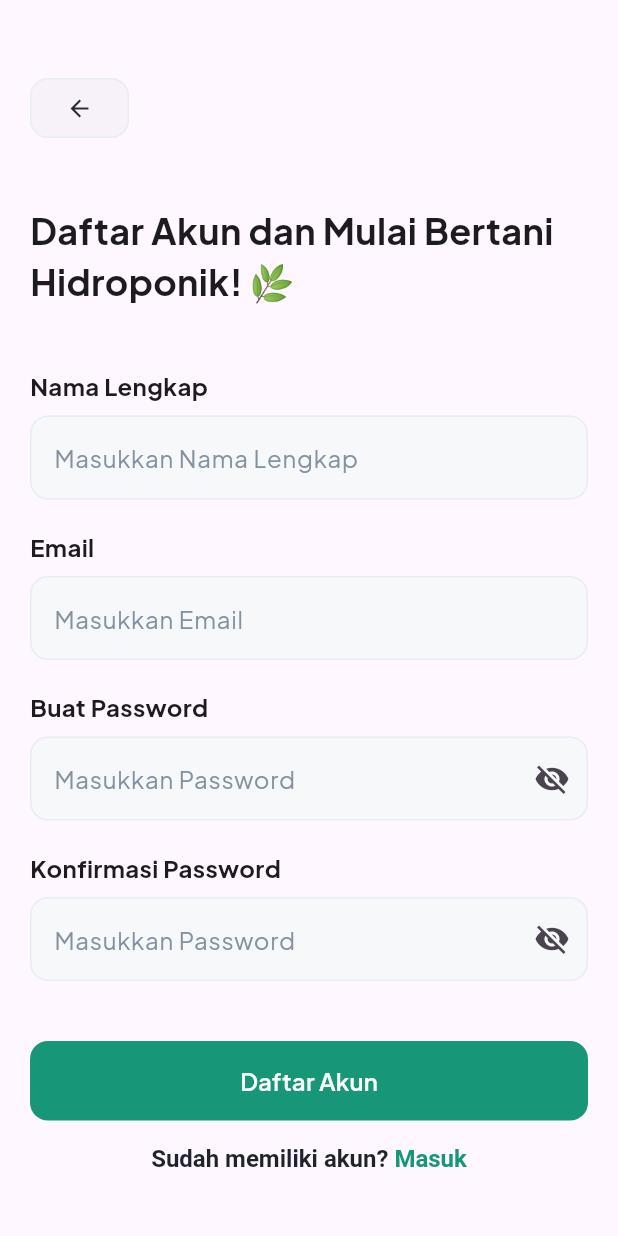
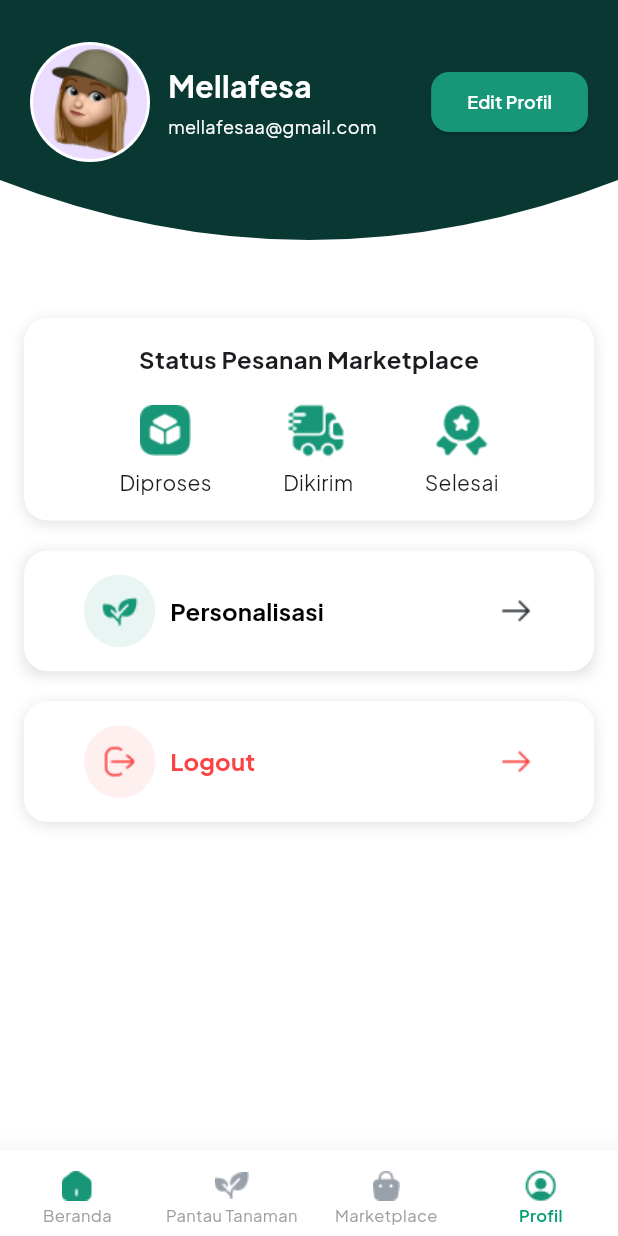
Before and after one commit to Awftzky/hyrdopome-ui, a Flutter app: the screen it shows after launch, on a phone screen of 412 x 824 dp. Run offline on Flutter 3.47's test engine with Material 3 defaults, Android fonts, the light colour scheme and no system bars; our stand-ins replace google_fonts.

Commit message:
feat: profile page

```diff
--- a/analysis_options.yaml
+++ b/analysis_options.yaml
@@ -7,6 +7,11 @@
 
 # The following line activates a set of recommended lints for Flutter apps,
 # packages, and plugins designed to encourage good coding practices.
+analyzer:
+  errors:
+    deprecated_member_use: ignore
+    file_names: ignore
+    sort_child_properties_last: ignore
 include: package:flutter_lints/flutter.yaml
 
 linter:
--- a/lib/App/feature/auth/view/login_view.dart
+++ b/lib/App/feature/auth/view/login_view.dart
@@ -1,4 +1,3 @@
-import 'package:flutter/cupertino.dart';
 import 'package:flutter/gestures.dart';
 import 'package:flutter/material.dart';
 import 'package:lollipopteam/App/feature/auth/view/register_view.dart';
--- a/lib/App/feature/personalization/view/personalizationPage3.dart
+++ b/lib/App/feature/personalization/view/personalizationPage3.dart
@@ -126,7 +126,8 @@ class _PersonalizationPage3State extends State<PersonalizationPage3> {
                       children: [
                         AreaCard(
                           title: 'Berapa luas area tanam yang kamu miliki?',
-                          iconAsset: 'assets/images/HomepageAndPersonalization/Plant.png',
+                          iconAsset:
+                              'assets/images/HomepageAndPersonalization/Plant.png',
                           areaImages: const [
                             'assets/images/HomepageAndPersonalization/Luas_area1.png',
                             'assets/images/HomepageAndPersonalization/Luas_area2.png',
--- a/lib/App/feature/profile/view/profile_view.dart
+++ b/lib/App/feature/profile/view/profile_view.dart
@@ -0,0 +1,343 @@
+import 'dart:ui';
+
+import 'package:flutter/material.dart';
+import 'package:lollipopteam/App/feature/home/view/homepage.dart';
+import 'package:lollipopteam/App/feature/widgets/main_nav_bar.dart';
+
+void main() {
+  runApp(const MainApp());
+}
+
+class MainApp extends StatelessWidget {
+  const MainApp({super.key});
+
+  @override
+  Widget build(BuildContext context) {
+    return MaterialApp(
+      debugShowCheckedModeBanner: false,
+      home: const ProfileView(),
+    );
+  }
+}
+
+class ProfileView extends StatefulWidget {
+  const ProfileView({super.key});
+
+  @override
+  State<ProfileView> createState() => _ProfileView();
+}
+
+class _ProfileView extends State<ProfileView> {
+  int _currentIndex = 3;
+
+  @override
+  Widget build(BuildContext context) {
+    const Color primaryGreen = Color(0xFF093832);
+
+    return Scaffold(
+      backgroundColor: primaryGreen,
+      body: SafeArea(
+        child: SingleChildScrollView(
+          child: Stack(
+            children: [
+              Positioned(
+                top: 120,
+                left: 0,
+                right: 0,
+                bottom: 0,
+                child: ClipPath(
+                  clipper: TopCurveClipper(),
+                  child: Container(color: Colors.white),
+                ),
+              ),
+              Column(
+                children: [
+                  const SizedBox(height: 20),
+                  const User(),
+                  const SizedBox(height: 80),
+                  const Padding(padding: EdgeInsets.symmetric(horizontal: 20)),
+                  const Card(),
+                ],
+              ),
+            ],
+          ),
+        ),
+      ),
+      bottomNavigationBar: MainNavBar(
+        currentIndex: _currentIndex,
+        onTap: (index) {
+          setState(() {
+            _currentIndex = index;
+          });
+        },
+      ),
+    );
+  }
+}
+
+class User extends StatelessWidget {
+  const User({super.key});
+
+  @override
+  Widget build(BuildContext context) {
+    return Padding(
+      padding: const EdgeInsets.fromLTRB(20, 8, 20, 8),
+      child: Row(
+        children: [
+          const CircleAvatar(
+            radius: 40,
+            backgroundColor: Colors.white,
+            child: CircleAvatar(
+              radius: 38,
+              backgroundImage: AssetImage(
+                'assets/images/HomepageAndPersonalization/Memoji Girls 4-12.png',
+              ),
+            ),
+          ),
+          SizedBox(width: 12),
+          Expanded(
+            child: Column(
+              crossAxisAlignment: CrossAxisAlignment.start,
+              children: const [
+                Text(
+                  'Mellafesa',
+                  style: TextStyle(
+                    color: Colors.white,
+                    fontWeight: FontWeight.bold,
+                    fontSize: 20,
+                  ),
+                ),
+                SizedBox(height: 4),
+                Text(
+                  'mellafesaa@gmail.com',
+                  style: TextStyle(color: Colors.white, fontSize: 12),
+                ),
+              ],
+            ),
+          ),
+          ElevatedButton(
+            style: ElevatedButton.styleFrom(
+              backgroundColor: Color(0xFF179778),
+              shape: RoundedRectangleBorder(
+                borderRadius: BorderRadius.circular(12),
+              ),
+            ),
+            onPressed: () {},
+            child: Text(
+              "Edit Profil",
+              style: TextStyle(
+                fontSize: 12,
+                fontWeight: FontWeight.w600,
+                color: Colors.white,
+              ),
+            ),
+          ),
+        ],
+      ),
+    );
+  }
+}
+
+class Card extends StatelessWidget {
+  const Card({super.key});
+
+  @override
+  Widget build(BuildContext context) {
+    return Padding(
+      padding: EdgeInsets.all(16),
+      child: Column(
+        mainAxisAlignment: MainAxisAlignment.start,
+        children: [
+          Container(
+            child: Padding(
+              padding: EdgeInsets.all(16),
+              child: Column(
+                children: [
+                  const Text(
+                    "Status Pesanan Marketplace",
+                    style: TextStyle(fontSize: 16, fontWeight: FontWeight.bold),
+                    textAlign: TextAlign.left,
+                  ),
+                  SizedBox(height: 16),
+                  Row(
+                    mainAxisAlignment: MainAxisAlignment.spaceEvenly,
+                    children: [
+                      Column(
+                        children: [
+                          Image.asset(
+                            'assets/images/box.png',
+                            width: 40,
+                            height: 40,
+                          ),
+                          SizedBox(height: 4),
+                          Text('Diproses', style: TextStyle()),
+                        ],
+                      ),
+                      Column(
+                        children: [
+                          Image.asset(
+                            'assets/images/truck.png',
+                            width: 40,
+                            height: 40,
+                          ),
+                          SizedBox(height: 4),
+                          Text('Dikirim', style: TextStyle()),
+                        ],
+                      ),
+                      Column(
+                        children: [
+                          Image.asset(
+                            'assets/images/medal.png',
+                            width: 40,
+                            height: 40,
+                          ),
+                          SizedBox(height: 4),
+                          Text('Selesai', style: TextStyle()),
+                        ],
+                      ),
+                    ],
+                  ),
+                ],
+              ),
+            ),
+            decoration: BoxDecoration(
+              color: Colors.white,
+              borderRadius: BorderRadius.circular(16),
+              boxShadow: [
+                BoxShadow(
+                  color: Colors.black.withValues(alpha: 0.12),
+                  blurRadius: 8,
+                  offset: const Offset(0, 2),
+                ),
+              ],
+            ),
+          ),
+          SizedBox(height: 20),
+          DecoratedBox(
+            decoration: BoxDecoration(
+              borderRadius: BorderRadius.circular(10),
+              boxShadow: [
+                BoxShadow(
+                  color: Colors.black.withValues(alpha: 0.12),
+                  blurRadius: 8,
+                  offset: const Offset(0, 2),
+                ),
+              ],
+            ),
+            child: ElevatedButton(
+              child: Padding(
+                padding: EdgeInsets.all(16),
+                child: Row(
+                  mainAxisAlignment: MainAxisAlignment.spaceBetween,
+                  children: [
+                    Row(
+                      children: [
+                        Container(
+                          padding: EdgeInsets.symmetric(
+                            horizontal: 8.75,
+                            vertical: 11.75,
+                          ),
+                          child: Image.asset(
+                            'assets/images/plant.png',
+                            width: 30,
+                            height: 25,
+                          ),
+                          decoration: BoxDecoration(
+                            color: Color(0xFFE8F5F2),
+                            borderRadius: BorderRadius.circular(100),
+                          ),
+                        ),
+                        SizedBox(width: 10),
+                        Text(
+                          'Personalisasi',
+                          style: TextStyle(
+                            fontSize: 16,
+                            fontWeight: FontWeight.bold,
+                            color: Colors.black,
+                          ),
+                        ),
+                      ],
+                    ),
+                    Image.asset('assets/images/arrow-left.png'),
+                  ],
+                ),
+              ),
+              style: ElevatedButton.styleFrom(
+                shadowColor: Colors.black,
+                elevation: 0,
+                backgroundColor: Colors.white,
+                shape: RoundedRectangleBorder(
+                  borderRadius: BorderRadius.circular(16),
+                ),
+              ),
+              onPressed: () {},
+            ),
+          ),
+          SizedBox(height: 20),
+          DecoratedBox(
+            decoration: BoxDecoration(
+              color: Colors.white,
+              borderRadius: BorderRadius.circular(16),
+              boxShadow: [
+                BoxShadow(
+                  color: Colors.black.withValues(alpha: 0.12),
+                  blurRadius: 8,
+                  offset: const Offset(0, 2),
+                ),
+              ],
+            ),
+            child: ElevatedButton(
+              child: Padding(
+                padding: EdgeInsets.all(16),
+                child: Row(
+                  mainAxisAlignment: MainAxisAlignment.spaceBetween,
+                  children: [
+                    Row(
+                      children: [
+                        Container(
+                          padding: EdgeInsets.symmetric(
+                            horizontal: 8.75,
+                            vertical: 11.75,
+                          ),
+                          child: Image.asset(
+                            'assets/images/logout.png',
+                            width: 30,
+                            height: 25,
+                          ),
+                          decoration: BoxDecoration(
+                            color: Color(0xFFFFF0F0),
+                            borderRadius: BorderRadius.circular(100),
+                          ),
+                        ),
+                        SizedBox(width: 10),
+                        Text(
+                          'Logout',
+                          style: TextStyle(
+                            fontSize: 16,
+                            fontWeight: FontWeight.bold,
+                            color: Color(0xFFFC4343),
+                          ),
+                        ),
+                      ],
+                    ),
+                    Image.asset('assets/images/arrow-left-red.png'),
+                  ],
+                ),
+              ),
+              style: ElevatedButton.styleFrom(
+                shadowColor: Colors.black,
+                backgroundColor: Colors.white,
+                elevation: 0,
+                shape: RoundedRectangleBorder(
+                  borderRadius: BorderRadius.circular(16),
+                ),
+              ),
+              onPressed: () {},
+            ),
+          ),
+          SizedBox(height: 224),
+        ],
+      ),
+    );
+  }
+}
--- a/lib/main.dart
+++ b/lib/main.dart
@@ -1,6 +1,5 @@
 import 'package:flutter/material.dart';
-import 'package:lollipopteam/App/feature/auth/view/login_view.dart';
-import 'package:lollipopteam/App/feature/auth/view/register_view.dart';
+import 'package:lollipopteam/App/feature/profile/view/profile_view.dart';
 
 void main() {
   runApp(const MyApp());
@@ -18,7 +17,7 @@ class MyApp extends StatelessWidget {
   Widget build(BuildContext context) {
     return MaterialApp(
       theme: ThemeData(fontFamily: "PlusJakartaSans"),
-      home: RegisterPage(),
+      home: ProfileView(),
       debugShowCheckedModeBanner: false,
     );
   }
```
Also changed, not shown: pubspec.yaml (+7 -0 lines), assets/images/HomepageAndPersonalization/Profile.png, assets/images/arrow-left-red.png (added), assets/images/arrow-left.png (added), assets/images/box.png (added), assets/images/logout.png (added), assets/images/medal.png (added), assets/images/plant.png (added), assets/images/truck.png (added), 1 other file.
